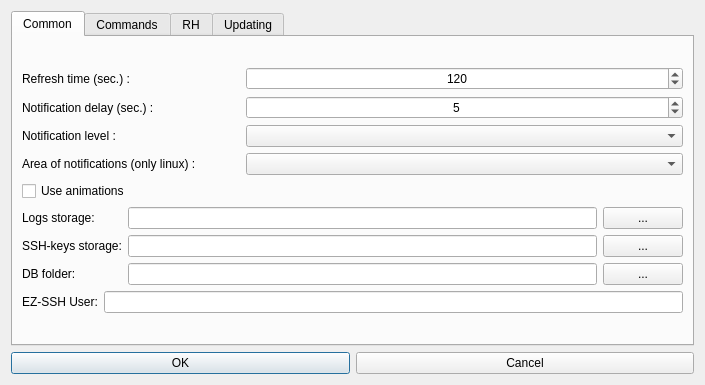
First picture: the form in hub/forms/DlgSettings.ui, repository subutai-io/control-center, before the edit.
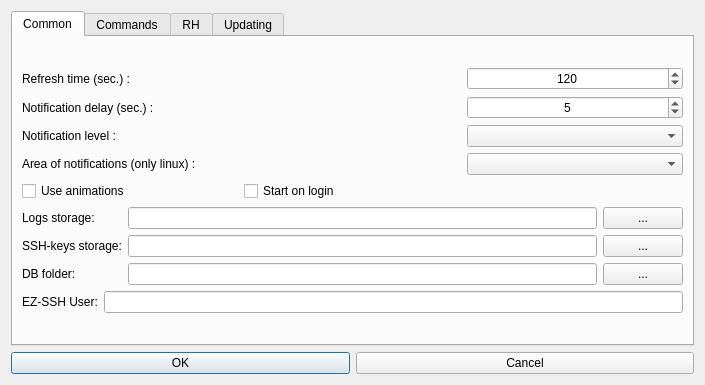
Second picture: the form after the edit. Icons and pictures are not drawn.

Commit message: Add launch on login for linux

```diff
--- a/hub/forms/DlgSettings.ui
+++ b/hub/forms/DlgSettings.ui
@@ -52,9 +52,7 @@
         </attribute>
         <layout class="QVBoxLayout" name="verticalLayout_2">
          <item>
-          <layout class="QGridLayout" name="gridLayout_7">
-           <item row="0" column="0">
-            <layout class="QGridLayout" name="gridLayout_6" columnstretch="1,2">
+          <layout class="QGridLayout" name="gridLayout_6">
              <item row="0" column="0">
               <widget class="QLabel" name="lbl_refresh_timer">
                <property name="text">
@@ -62,7 +60,7 @@
                </property>
               </widget>
              </item>
-             <item row="0" column="1">
+           <item row="0" column="2">
               <widget class="QSpinBox" name="sb_refresh_timeout">
                <property name="alignment">
                 <set>Qt::AlignCenter</set>
@@ -85,7 +83,7 @@
                </property>
               </widget>
              </item>
-             <item row="1" column="1">
+           <item row="1" column="2">
               <widget class="QSpinBox" name="sb_notification_delay">
                <property name="alignment">
                 <set>Qt::AlignCenter</set>
@@ -108,10 +106,10 @@
                </property>
               </widget>
              </item>
-             <item row="2" column="1">
+           <item row="2" column="2">
               <widget class="QComboBox" name="cb_notification_level"/>
              </item>
-             <item row="3" column="0">
+           <item row="3" column="0" colspan="2">
               <widget class="QLabel" name="lbl_preferred_notifications_place">
                <property name="toolTip">
                 <string>Works only if tray couldn't get sys. tray icon's coordinates</string>
@@ -124,23 +122,28 @@
                </property>
               </widget>
              </item>
-             <item row="3" column="1">
+           <item row="3" column="2">
               <widget class="QComboBox" name="cb_preferred_notifications_place">
                <property name="toolTip">
                 <string>Works only if tray couldn't get sys. tray icon's coordinates</string>
                </property>
               </widget>
              </item>
-             <item row="4" column="0" colspan="2">
+           <item row="4" column="0">
               <widget class="QCheckBox" name="chk_use_animations">
                <property name="text">
                 <string>Use animations</string>
                </property>
               </widget>
              </item>
-            </layout>
+           <item row="4" column="1" colspan="2">
+            <widget class="QCheckBox" name="chk_autostart">
+             <property name="text">
+              <string>Start on login</string>
+             </property>
+            </widget>
            </item>
-           <item row="1" column="0">
+           <item row="5" column="0" colspan="3">
             <layout class="QGridLayout" name="gridLayout_4">
              <item row="0" column="0">
               <widget class="QLabel" name="lbl_logs_storage">
@@ -195,7 +198,7 @@
              </item>
             </layout>
            </item>
-           <item row="2" column="0">
+           <item row="6" column="0" colspan="3">
             <layout class="QGridLayout" name="gridLayout_2">
              <item row="0" column="0">
               <widget class="QLabel" name="lbl_ssh_user">
```
Lines whose indentation alone changed are shown as unchanged. The commit also changes 7 other files.
